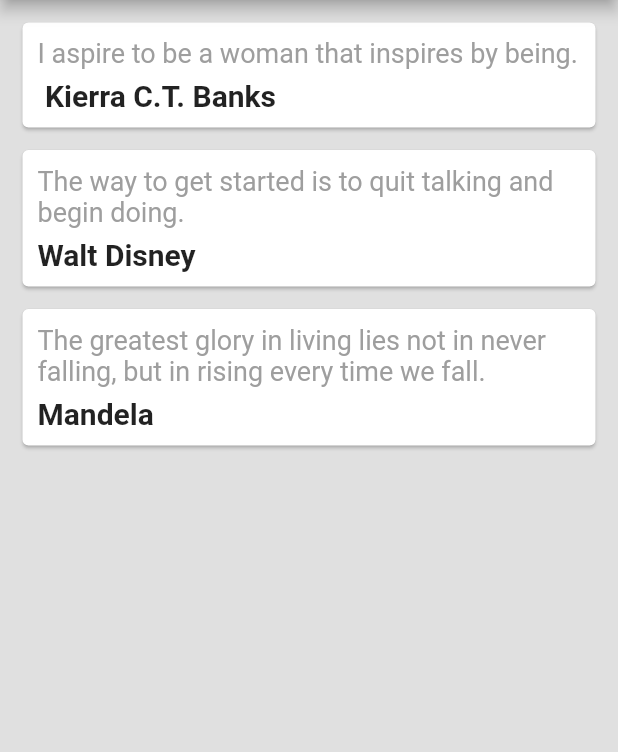
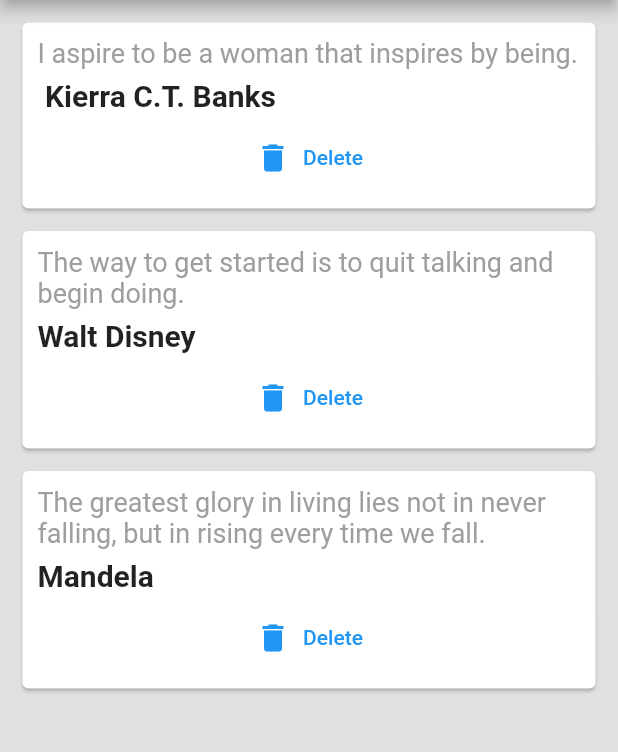
Before and after one commit to shoaibisa/flutter-qoutes, a Flutter app: the screen it shows after launch, on a phone screen of 412 x 824 dp, the part 84-836 px from its top. Run offline on Flutter 3.47's test engine with Material 2 defaults, Android fonts, the phone set to English and light mode, and no system bars.

Commit message:
Delete quotes

```diff
--- a/lib/main.dart
+++ b/lib/main.dart
@@ -1,5 +1,6 @@
 import 'package:flutter/material.dart';
 import 'qoutes.dart';
+import 'quote_card.dart';
 void main() => runApp(MaterialApp(
   home: QoutesList(),
 ));
@@ -15,35 +16,7 @@
     Quotes(text: 'The way to get started is to quit talking and begin doing.',author: 'Walt Disney'),
     Quotes(text: 'The greatest glory in living lies not in never falling, but in rising every time we fall.', author: 'Mandela')
   ];
-  Widget qouteTemplate(qoute){
-    return Card(
-      margin: EdgeInsets.fromLTRB(15,15,15,0),
-      child:Padding(
-        padding: EdgeInsets.all(10),
-      child: Column(
-        crossAxisAlignment: CrossAxisAlignment.stretch,
-        children: <Widget>[
-          Text(
-            qoute.text,
-            style: TextStyle(
-              color: Colors.grey,
-              fontSize: 18
-            ),
-          ),
-          SizedBox(height: 6,),
-          Text(
-            qoute.author,
-            style: TextStyle(
-                color: Colors.black87,
-                fontSize: 20,
-              fontWeight: FontWeight.bold
-            ),
-          ),
-        ],
-      ),
-      ),
-    );
-  }
+
   @override
   Widget build(BuildContext context) {
     return Scaffold(
@@ -61,7 +34,14 @@
         backgroundColor: Colors.amberAccent,
       ),
       body: Column(
-        children: qoutes.map((q) => qouteTemplate(q)).toList(),
+        children: qoutes.map((q) => QuoteCard(
+            quote:q,
+        delete:(){
+              setState(() {
+                qoutes.remove(q);
+              });
+        }
+        )).toList(),
       ),
     );
   }
--- a/lib/qoutes.dart
+++ b/lib/qoutes.dart
@@ -1,6 +1,6 @@
 class Quotes {
-  late String text;
-  late String author;
+  late String text='';
+  late String author='';
 
   Quotes({required this.text, required this.author});
 }
--- /dev/null
+++ b/lib/quote_card.dart
@@ -0,0 +1,48 @@
+
+import 'package:flutter/material.dart';
+import 'qoutes.dart';
+
+class QuoteCard extends StatelessWidget {
+  final Quotes quote;
+  final VoidCallback delete;
+  QuoteCard({required this.quote,required this.delete});
+  @override
+  Widget build(BuildContext context) {
+    return Card(
+      margin: EdgeInsets.fromLTRB(15,15,15,0),
+      child:Padding(
+        padding: EdgeInsets.all(10),
+        child: Column(
+          crossAxisAlignment: CrossAxisAlignment.stretch,
+          children: <Widget>[
+            Text(
+              quote.text,
+              style: TextStyle(
+                  color: Colors.grey,
+                  fontSize: 18
+              ),
+            ),
+            SizedBox(height: 6,),
+            Text(
+              quote.author,
+              style: TextStyle(
+                  color: Colors.black87,
+                  fontSize: 20,
+                  fontWeight: FontWeight.bold
+              ),
+            ),
+            SizedBox(height: 6,),
+            TextButton.icon(
+                onPressed: delete,
+                label: Text('Delete'),
+                // style: ButtonStyle(
+                //   backgroundColor:MaterialColor.,
+                // ),
+              icon: Icon(Icons.delete),
+            ),
+          ],
+        ),
+      ),
+    );
+  }
+}
```
